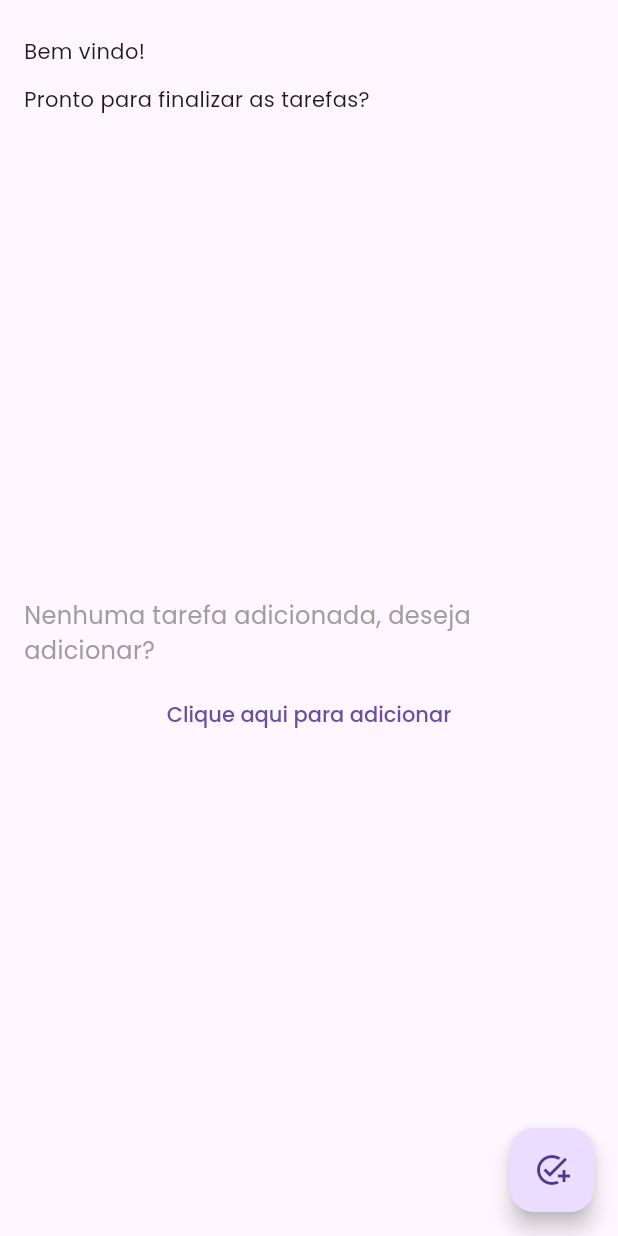
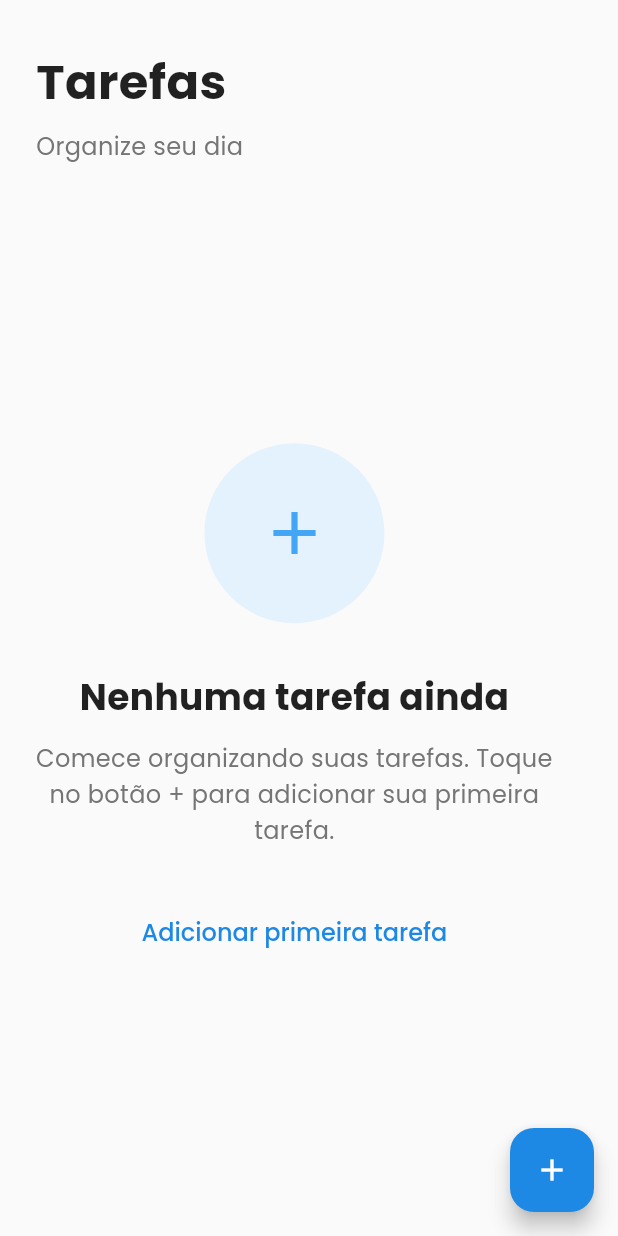
Before and after one commit to GabrielFVDev/smart-todo, a Flutter app: the screen it shows after launch, on a phone screen of 412 x 824 dp. Run offline on Flutter 3.47's test engine with Material 3 defaults, Android fonts, the phone set to English and light mode, and no system bars; our stand-ins replace go_router, shared_preferences.

Commit message:
feat: enhance task creation with favorite toggle and improve UI in add task view

```diff
--- a/lib/controllers/task_controller.dart
+++ b/lib/controllers/task_controller.dart
@@ -28,6 +28,10 @@ class TaskController extends ChangeNotifier {
   List<TaskModel> getTasksByCategory(CategoryModel category) {
     return _tasks.where((task) => task.category.id == category.id).toList();
   }
+
+  bool _isCreatingFavorite = false;
+
+  bool get isCreatingFavorite => _isCreatingFavorite;
 
   List<TaskModel> get favoriteTasks {
     final favoriteCategory = _categoryController.getCategoryByName('Favoritos');
@@ -136,6 +140,17 @@ class TaskController extends ChangeNotifier {
     notifyListeners();
   }
 
+  void toggleCreatingFavorite() {
+    _isCreatingFavorite = !_isCreatingFavorite;
+    notifyListeners();
+  }
+
+  // Resetar estado de criação
+  void resetCreatingState() {
+    _isCreatingFavorite = false;
+    notifyListeners();
+  }
+
   // Limpar todas as tarefas
   Future clearTasks() async {
     _tasks.clear();
--- a/lib/views/home_view.dart
+++ b/lib/views/home_view.dart
@@ -16,19 +16,33 @@ class _HomeViewState extends State<HomeView> {
   @override
   Widget build(BuildContext context) {
     return Scaffold(
+      backgroundColor: Colors.grey.shade50,
       body: SafeArea(
         child: Padding(
           padding: const EdgeInsets.symmetric(
-            horizontal: 16.0,
-            vertical: 24.0,
+            horizontal: 24.0,
+            vertical: 32.0,
           ),
           child: Column(
             crossAxisAlignment: CrossAxisAlignment.start,
             children: [
-              Text('Bem vindo!'),
-              SizedBox(height: 12),
-              Text('Pronto para finalizar as tarefas?'),
-              SizedBox(height: 24),
+              Text(
+                'Tarefas',
+                style: TextStyle(
+                  fontSize: 32,
+                  fontWeight: FontWeight.w600,
+                  color: Colors.black87,
+                ),
+              ),
+              SizedBox(height: 8),
+              Text(
+                'Organize seu dia',
+                style: TextStyle(
+                  fontSize: 16,
+                  color: Colors.grey.shade600,
+                ),
+              ),
+              SizedBox(height: 40),
               Expanded(
                 child: ListenableBuilder(
                   listenable: _controller,
@@ -37,17 +51,49 @@ class _HomeViewState extends State<HomeView> {
                       return Column(
                         mainAxisAlignment: MainAxisAlignment.center,
                         children: [
+                          Container(
+                            width: 120,
+                            height: 120,
+                            decoration: BoxDecoration(
+                              color: Colors.blue.shade50,
+                              shape: BoxShape.circle,
+                            ),
+                            child: Icon(
+                              Icons.add,
+                              size: 48,
+                              color: Colors.blue.shade400,
+                            ),
+                          ),
+                          SizedBox(height: 32),
                           Text(
-                            'Nenhuma tarefa adicionada, deseja adicionar?',
+                            'Nenhuma tarefa ainda',
+                            style: TextStyle(
+                              fontSize: 24,
+                              fontWeight: FontWeight.w600,
+                              color: Colors.black87,
+                            ),
+                          ),
+                          SizedBox(height: 12),
+                          Text(
+                            'Comece organizando suas tarefas. Toque\nno botão + para adicionar sua primeira\ntarefa.',
+                            textAlign: TextAlign.center,
                             style: TextStyle(
                               fontSize: 16,
-                              color: Colors.grey,
+                              color: Colors.grey.shade600,
+                              height: 1.5,
                             ),
                           ),
-                          SizedBox(height: 8),
+                          SizedBox(height: 32),
                           TextButton(
                             onPressed: () => context.push('/add'),
-                            child: Text('Clique aqui para adicionar'),
+                            child: Text(
+                              'Adicionar primeira tarefa',
+                              style: TextStyle(
+                                fontSize: 16,
+                                fontWeight: FontWeight.w500,
+                                color: Colors.blue.shade600,
+                              ),
+                            ),
                           ),
                         ],
                       );
@@ -88,7 +134,8 @@ class _HomeViewState extends State<HomeView> {
       ),
       floatingActionButton: FloatingActionButton(
         onPressed: () => context.push('/add'),
-        child: Icon(Icons.add_task),
+        backgroundColor: Colors.blue.shade600,
+        child: Icon(Icons.add, color: Colors.white),
       ),
     );
   }
```
Also changed, not shown: lib/views/add_task_view.dart (+64 -28 lines).
